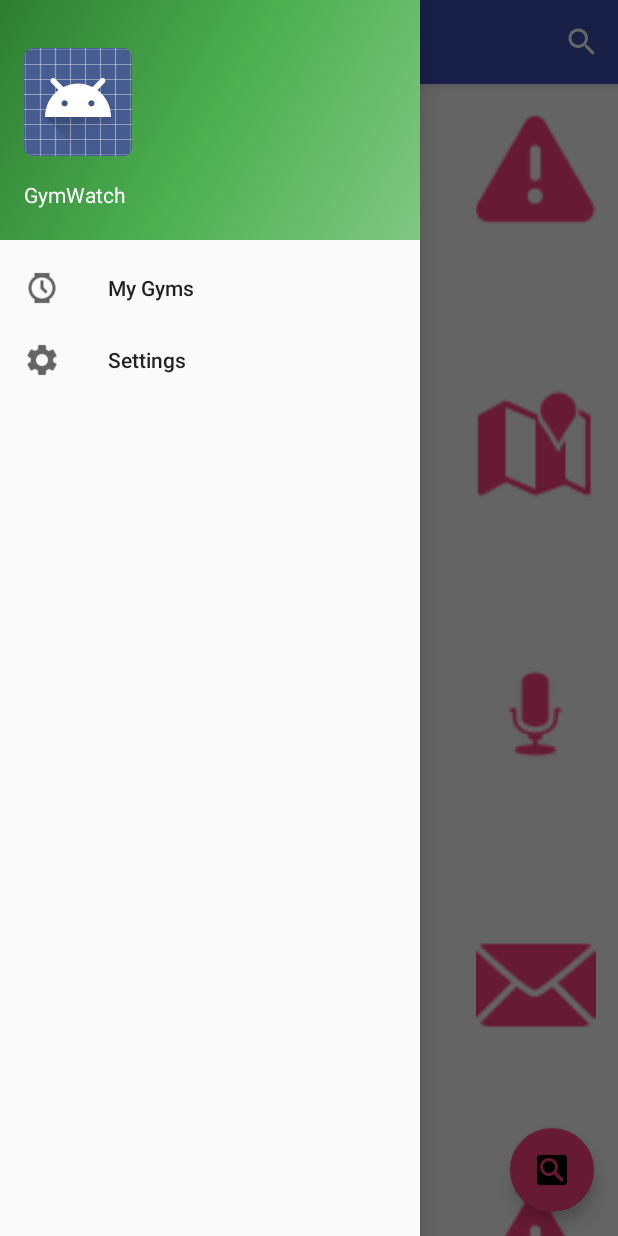
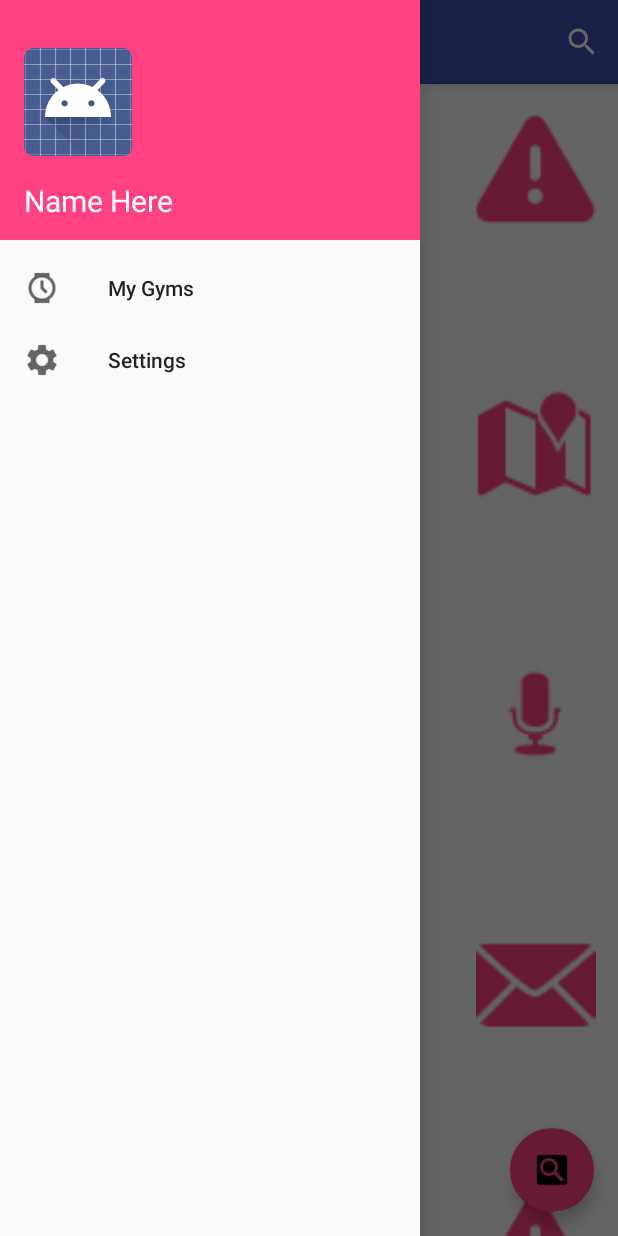
Before and after one commit to jamesh21/GymWatch, an Android app: the screen it shows after launch (HomeActivity), with the side drawer open, on a phone screen of 412 x 824 dp. Run offline under Robolectric (Android 15) with nearby library versions, the phone set to English and light mode, and no system bars.

Commit message:
Test commit, changed color of sidebar

```diff
--- a/app/src/main/res/layout/nav_header_home.xml
+++ b/app/src/main/res/layout/nav_header_home.xml
@@ -10,7 +10,8 @@
     android:paddingLeft="@dimen/activity_horizontal_margin"
     android:paddingRight="@dimen/activity_horizontal_margin"
     android:paddingTop="@dimen/activity_vertical_margin"
-    android:theme="@style/ThemeOverlay.AppCompat.Dark">
+    android:theme="@style/ThemeOverlay.AppCompat.Dark"
+    android:backgroundTint="@color/colorAccent">
 
     <ImageView
         android:id="@+id/imageView"
@@ -23,7 +24,8 @@
         android:layout_width="match_parent"
         android:layout_height="wrap_content"
         android:paddingTop="@dimen/nav_header_vertical_spacing"
-        android:text="GymWatch"
+        android:text="Name Here"
+        android:textSize="20sp"
         android:textAppearance="@style/TextAppearance.AppCompat.Body1" />
 
     <TextView
```
